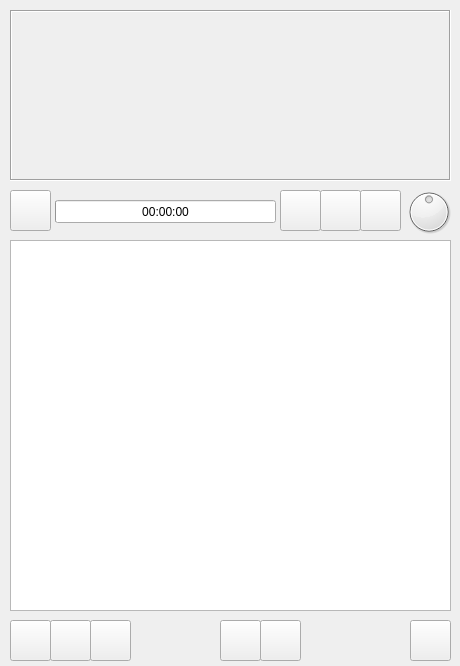
Qt form player.ui (dimanchik79/Play-Music) before a commit.
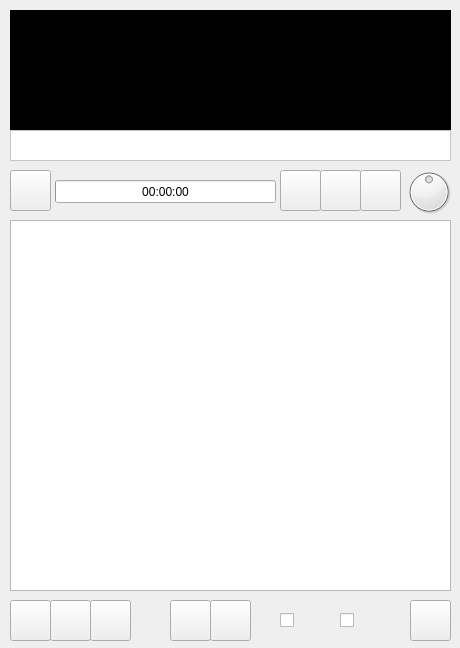
The same form after that commit. Icons and pictures are not drawn.

```diff
--- a/player.ui
+++ b/player.ui
@@ -7,7 +7,7 @@
     <x>0</x>
     <y>0</y>
     <width>460</width>
-    <height>666</height>
+    <height>648</height>
    </rect>
   </property>
   <property name="windowTitle">
@@ -27,27 +27,11 @@
    </size>
   </property>
   <widget class="QWidget" name="centralwidget">
-   <widget class="QFrame" name="view">
-    <property name="geometry">
-     <rect>
-      <x>10</x>
-      <y>10</y>
-      <width>441</width>
-      <height>171</height>
-     </rect>
-    </property>
-    <property name="frameShape">
-     <enum>QFrame::Box</enum>
-    </property>
-    <property name="frameShadow">
-     <enum>QFrame::Sunken</enum>
-    </property>
-   </widget>
    <widget class="QDial" name="volume">
     <property name="geometry">
      <rect>
       <x>404</x>
-      <y>180</y>
+      <y>160</y>
       <width>50</width>
       <height>64</height>
      </rect>
@@ -69,7 +53,7 @@
     <property name="geometry">
      <rect>
       <x>280</x>
-      <y>190</y>
+      <y>170</y>
       <width>41</width>
       <height>41</height>
      </rect>
@@ -92,7 +76,7 @@
     <property name="geometry">
      <rect>
       <x>10</x>
-      <y>190</y>
+      <y>170</y>
       <width>41</width>
       <height>41</height>
      </rect>
@@ -121,7 +105,7 @@
     <property name="geometry">
      <rect>
       <x>55</x>
-      <y>200</y>
+      <y>180</y>
       <width>221</width>
       <height>23</height>
      </rect>
@@ -140,7 +124,7 @@
     <property name="geometry">
      <rect>
       <x>320</x>
-      <y>190</y>
+      <y>170</y>
       <width>41</width>
       <height>41</height>
      </rect>
@@ -163,7 +147,7 @@
     <property name="geometry">
      <rect>
       <x>360</x>
-      <y>190</y>
+      <y>170</y>
       <width>41</width>
       <height>41</height>
      </rect>
@@ -186,7 +170,7 @@
     <property name="geometry">
      <rect>
       <x>10</x>
-      <y>620</y>
+      <y>600</y>
       <width>41</width>
       <height>41</height>
      </rect>
@@ -209,7 +193,7 @@
     <property name="geometry">
      <rect>
       <x>50</x>
-      <y>620</y>
+      <y>600</y>
       <width>41</width>
       <height>41</height>
      </rect>
@@ -232,7 +216,7 @@
     <property name="geometry">
      <rect>
       <x>90</x>
-      <y>620</y>
+      <y>600</y>
       <width>41</width>
       <height>41</height>
      </rect>
@@ -254,8 +238,8 @@
    <widget class="QPushButton" name="up">
     <property name="geometry">
      <rect>
-      <x>220</x>
-      <y>620</y>
+      <x>170</x>
+      <y>600</y>
       <width>41</width>
       <height>41</height>
      </rect>
@@ -277,8 +261,8 @@
    <widget class="QPushButton" name="down">
     <property name="geometry">
      <rect>
-      <x>260</x>
-      <y>620</y>
+      <x>210</x>
+      <y>600</y>
       <width>41</width>
       <height>41</height>
      </rect>
@@ -301,7 +285,7 @@
     <property name="geometry">
      <rect>
       <x>410</x>
-      <y>620</y>
+      <y>600</y>
       <width>41</width>
       <height>41</height>
      </rect>
@@ -324,12 +308,102 @@
     <property name="geometry">
      <rect>
       <x>10</x>
-      <y>240</y>
+      <y>220</y>
       <width>441</width>
       <height>371</height>
      </rect>
     </property>
    </widget>
+   <widget class="QCheckBox" name="fading">
+    <property name="geometry">
+     <rect>
+      <x>280</x>
+      <y>610</y>
+      <width>51</width>
+      <height>20</height>
+     </rect>
+    </property>
+    <property name="toolTip">
+     <string>Faiding</string>
+    </property>
+    <property name="text">
+     <string/>
+    </property>
+    <property name="icon">
+     <iconset>
+      <normaloff>IMG/volumeud.ico</normaloff>IMG/volumeud.ico</iconset>
+    </property>
+    <property name="iconSize">
+     <size>
+      <width>20</width>
+      <height>20</height>
+     </size>
+    </property>
+   </widget>
+   <widget class="QCheckBox" name="loop">
+    <property name="geometry">
+     <rect>
+      <x>340</x>
+      <y>610</y>
+      <width>41</width>
+      <height>20</height>
+     </rect>
+    </property>
+    <property name="baseSize">
+     <size>
+      <width>0</width>
+      <height>0</height>
+     </size>
+    </property>
+    <property name="toolTip">
+     <string>Loop</string>
+    </property>
+    <property name="text">
+     <string/>
+    </property>
+    <property name="icon">
+     <iconset>
+      <normaloff>IMG/loop.ico</normaloff>IMG/loop.ico</iconset>
+    </property>
+    <property name="iconSize">
+     <size>
+      <width>20</width>
+      <height>20</height>
+     </size>
+    </property>
+   </widget>
+   <widget class="QWidget" name="widget" native="true">
+    <property name="geometry">
+     <rect>
+      <x>10</x>
+      <y>10</y>
+      <width>441</width>
+      <height>121</height>
+     </rect>
+    </property>
+    <property name="styleSheet">
+     <string notr="true">background-color: black;</string>
+    </property>
+   </widget>
+   <widget class="QFrame" name="frame">
+    <property name="geometry">
+     <rect>
+      <x>10</x>
+      <y>130</y>
+      <width>441</width>
+      <height>31</height>
+     </rect>
+    </property>
+    <property name="styleSheet">
+     <string notr="true">background-color: rgb(255, 255, 255);</string>
+    </property>
+    <property name="frameShape">
+     <enum>QFrame::StyledPanel</enum>
+    </property>
+    <property name="frameShadow">
+     <enum>QFrame::Sunken</enum>
+    </property>
+   </widget>
   </widget>
  </widget>
  <resources/>
```
Left out of the diff: 35 changed lines with no effect on the pictures.
